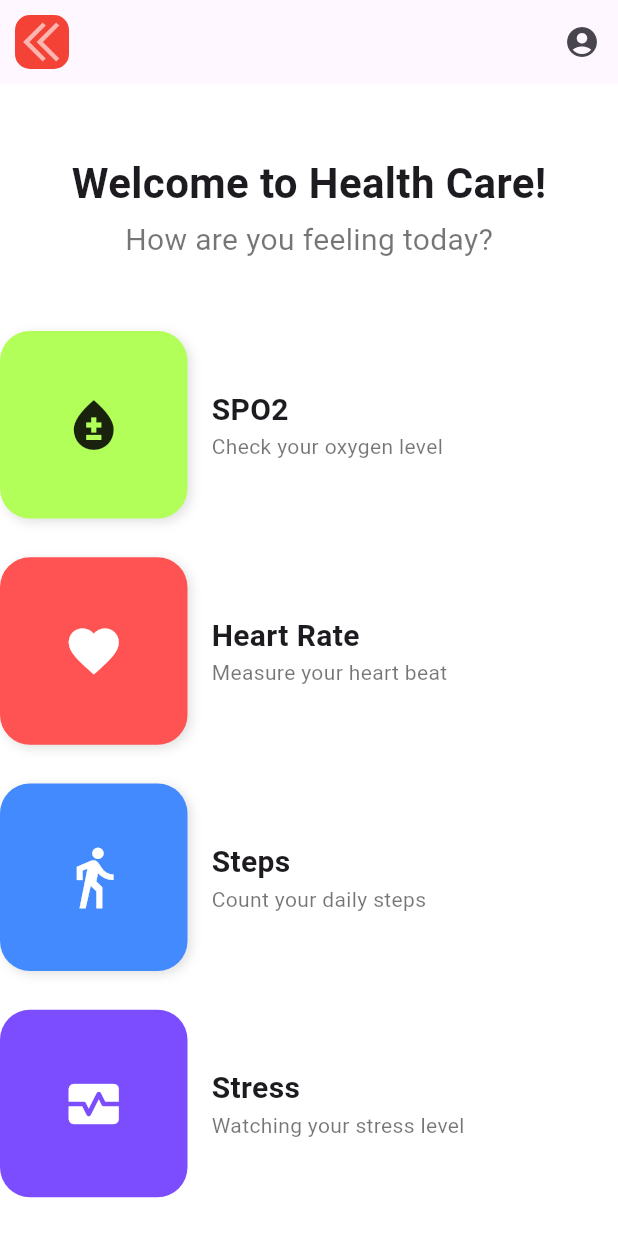
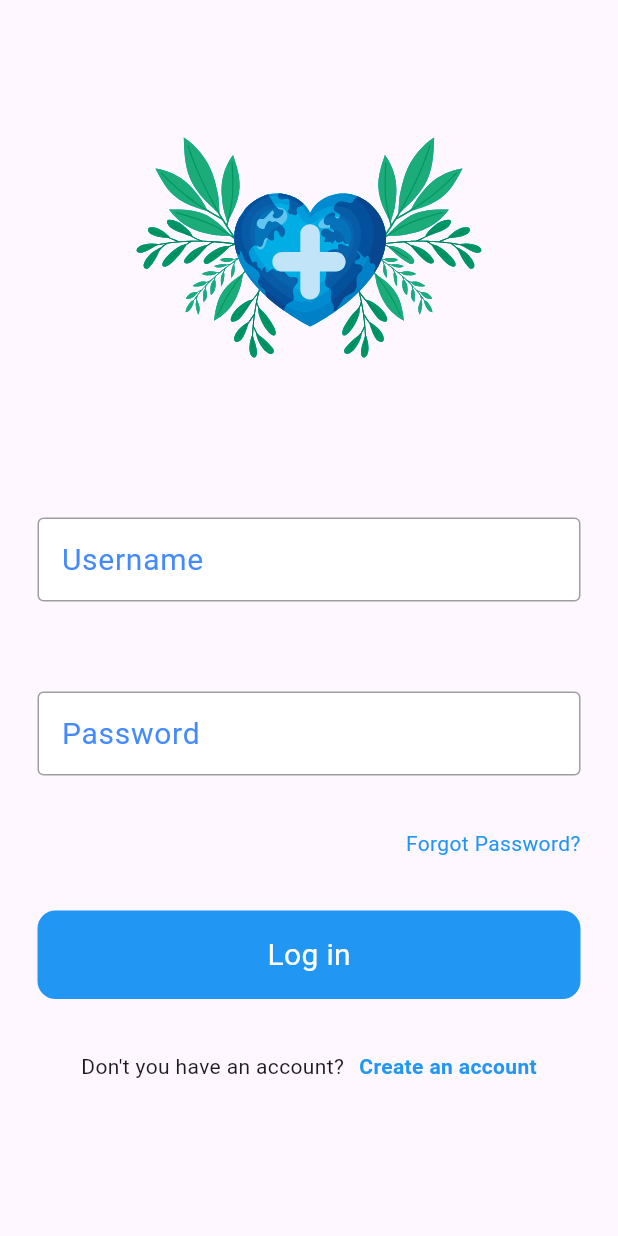
Before and after one commit to SongokuBlue/health, a Flutter app: the screen it shows after launch, on a phone screen of 412 x 824 dp. Run offline on Flutter 3.47's test engine with Material 3 defaults, Android fonts, the phone set to English and light mode, and no system bars; our stand-ins replace fl_chart, flutter_svg.

Commit message:
login page

```diff
--- /dev/null
+++ b/lib/bar/textfield.dart
@@ -0,0 +1,37 @@
+import 'package:flutter/material.dart';
+
+class CustomTextField extends StatelessWidget {
+  final String label; // 👈 thêm biến label
+final bool obscureText;
+final controller;
+  const CustomTextField({super.key, required this.label,required this.obscureText,required this.controller}); // 👈 nhận label từ constructor
+
+  @override
+  Widget build(BuildContext context) {
+    return Padding(
+      padding: const EdgeInsets.symmetric(horizontal: 25, vertical: 25),
+      child: TextField(
+        obscureText: obscureText,
+        controller: controller,
+        decoration: InputDecoration(
+          labelText: label, // 👈 dùng label ở đây
+          labelStyle: const TextStyle(
+            fontSize: 20,
+            color: Colors.blueAccent,
+          ),
+          enabledBorder: const OutlineInputBorder(
+            borderSide: BorderSide(color: Colors.grey),
+          ),
+          focusedBorder: const OutlineInputBorder(
+            borderSide: BorderSide(color: Colors.black),
+          ),
+          focusedErrorBorder: const OutlineInputBorder(
+            borderSide: BorderSide(color: Colors.red),
+          ),
+          fillColor: Colors.white,
+          filled: true,
+        ),
+      ),
+    );
+  }
+}
--- a/lib/main.dart
+++ b/lib/main.dart
@@ -1,5 +1,6 @@
 import 'package:flutter/material.dart';
 import 'package:health/home.dart';
+import 'package:health/pages/login_page.dart';
 
 void main() {
   runApp(const MyApp());
@@ -13,7 +14,7 @@ class MyApp extends StatelessWidget {
   Widget build(BuildContext context) {
     return  MaterialApp(
         debugShowCheckedModeBanner: false,
-      home: HomePage()
+      home: LoginPage()
     );
   }
 }
--- /dev/null
+++ b/lib/pages/login_page.dart
@@ -0,0 +1,99 @@
+import 'package:flutter/material.dart';
+import 'package:flutter_svg/flutter_svg.dart';
+import 'package:health/bar/textfield.dart';
+import '';
+
+class LoginPage extends StatelessWidget {
+  LoginPage({super.key});
+
+  final usernameController =
+      TextEditingController(); // lấy giá trị string dc nhập từ user
+  final passwordController = TextEditingController();
+
+  @override
+  Widget build(BuildContext context) {
+    return Scaffold(
+      resizeToAvoidBottomInset: true,
+      body: SafeArea(
+        child: SingleChildScrollView(
+          padding: EdgeInsets.only(
+            bottom:
+                MediaQuery.of(context,).viewInsets.bottom, // tránh bị che bởi bàn phím
+          ),
+          child: Column(
+            children: [
+              //icon
+              const SizedBox(height: 40),
+              Align(
+                alignment: Alignment.topCenter,
+                child: SvgPicture.asset(
+                  'assets/heart.svg',
+                  width: 250,
+                  height: 250,
+                ),
+              ),
+              const SizedBox(height: 30),
+              //login and password field
+              CustomTextField(
+                label: 'Username',
+                obscureText: false,
+                controller: usernameController,
+              ), //username
+              const SizedBox(height: 10),
+              CustomTextField(
+                label: 'Password',
+                obscureText: true,
+                controller: passwordController,
+              ), //password
+              const SizedBox(height: 10),
+              Padding(
+                padding: const EdgeInsets.symmetric(horizontal: 25),
+                child: Row(
+                  mainAxisAlignment: MainAxisAlignment.end,
+                  children: [
+                    Text(
+                      'Forgot Password?',
+                      style: TextStyle(color: Colors.blue),
+                    ),
+                  ],
+                ),
+              ),
+              const SizedBox(height: 10),
+              //log in button
+              Container(
+                padding: EdgeInsets.all(15),
+                margin: EdgeInsets.all(25),
+                decoration: BoxDecoration(
+                  color: Colors.blue,
+                  borderRadius: BorderRadius.circular(12),
+                ),
+                child: Center(
+                  child: Text(
+                    "Log in",
+                    style: TextStyle(fontSize: 20, color: Colors.white),
+                  ),
+                ),
+              ),
+              const SizedBox(height: 10),
+              // register
+              Row(
+                mainAxisAlignment: MainAxisAlignment.center,
+                children: [
+                  Text("Don't you have an account?"),
+                  const SizedBox(width: 10),
+                  Text(
+                    "Create an account",
+                    style: TextStyle(
+                      color: Colors.blue,
+                      fontWeight: FontWeight.bold,
+                    ),
+                  ),
+                ],
+              ),
+            ],
+          ),
+        ),
+      ),
+    );
+  }
+}
--- a/pubspec.yaml
+++ b/pubspec.yaml
@@ -57,7 +57,7 @@ flutter:
 
   assets:
       - assets/left-arrow.svg            # <‑‑ 2 dấu cách trước “-”
-  #   - images/a_dot_ham.jpeg
+      - assets/heart.svg
 
   # An image asset can refer to one or more resolution-specific "variants", see
   # https://flutter.dev/to/resolution-aware-images
```
Also changed, not shown: assets/heart.svg (added).
